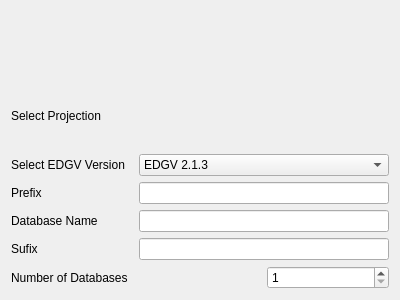
This is DbTools/BatchDbCreator/createBatchIncrementingSpatialite.ui in dsgoficial/DsgTools as Qt 5 draws it before an edit. The edited form follows.
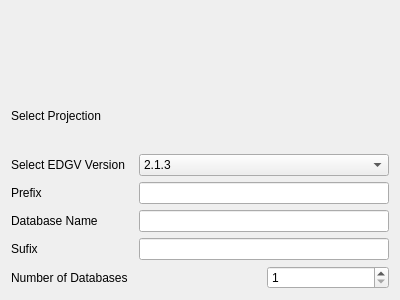
This is the edited form. Custom widgets are drawn as their Qt base class.

The edit to the form file:
```diff
--- a/DbTools/BatchDbCreator/createBatchIncrementingSpatialite.ui
+++ b/DbTools/BatchDbCreator/createBatchIncrementingSpatialite.ui
@@ -35,7 +35,7 @@
     <widget class="QComboBox" name="EdgvVersionComboBox">
      <item>
       <property name="text">
-       <string>EDGV 2.1.3</string>
+       <string>2.1.3</string>
       </property>
      </item>
      <item>
```
Left out of the diff: 4 changed lines with no effect on the pictures.
